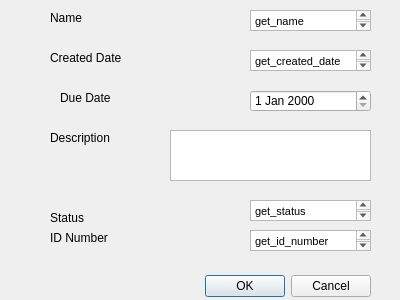
The window that MonkeyManager/taskdialog.ui (MendozaProject/monkey-manager) describes before a commit, drawn with Qt 5.
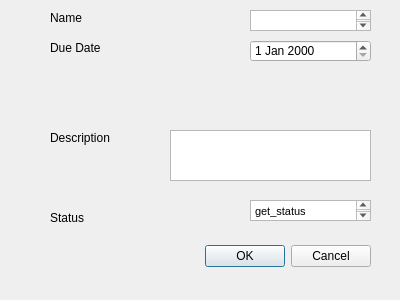
The same window after the commit.

Diff of the .ui file:
```diff
--- a/MonkeyManager/taskdialog.ui
+++ b/MonkeyManager/taskdialog.ui
@@ -17,7 +17,7 @@
    <property name="geometry">
     <rect>
      <x>30</x>
-     <y>270</y>
+     <y>240</y>
      <width>341</width>
      <height>32</height>
     </rect>
@@ -29,36 +29,6 @@
     <set>QDialogButtonBox::Cancel|QDialogButtonBox::Ok</set>
    </property>
   </widget>
-  <widget class="QLabel" name="label_5">
-   <property name="geometry">
-    <rect>
-     <x>50</x>
-     <y>230</y>
-     <width>91</width>
-     <height>16</height>
-    </rect>
-   </property>
-   <property name="text">
-    <string>ID Number</string>
-   </property>
-  </widget>
-  <widget class="QTextEdit" name="textEdit_5">
-   <property name="geometry">
-    <rect>
-     <x>250</x>
-     <y>230</y>
-     <width>121</width>
-     <height>21</height>
-    </rect>
-   </property>
-   <property name="html">
-    <string>&lt;!DOCTYPE HTML PUBLIC &quot;-//W3C//DTD HTML 4.0//EN&quot; &quot;http://www.w3.org/TR/REC-html40/strict.dtd&quot;&gt;
-&lt;html&gt;&lt;head&gt;&lt;meta name=&quot;qrichtext&quot; content=&quot;1&quot; /&gt;&lt;style type=&quot;text/css&quot;&gt;
-p, li { white-space: pre-wrap; }
-&lt;/style&gt;&lt;/head&gt;&lt;body style=&quot; font-family:'MS Shell Dlg 2'; font-size:8.25pt; font-weight:400; font-style:normal;&quot;&gt;
-&lt;p style=&quot; margin-top:0px; margin-bottom:0px; margin-left:0px; margin-right:0px; -qt-block-indent:0; text-indent:0px;&quot;&gt;get_id_number&lt;/p&gt;&lt;/body&gt;&lt;/html&gt;</string>
-   </property>
-  </widget>
   <widget class="QLabel" name="label_6">
    <property name="geometry">
     <rect>
@@ -102,19 +72,6 @@
 &lt;p style=&quot; margin-top:0px; margin-bottom:0px; margin-left:0px; margin-right:0px; -qt-block-indent:0; text-indent:0px;&quot;&gt;get_status&lt;/p&gt;&lt;/body&gt;&lt;/html&gt;</string>
    </property>
   </widget>
-  <widget class="QLabel" name="label_3">
-   <property name="geometry">
-    <rect>
-     <x>50</x>
-     <y>50</y>
-     <width>101</width>
-     <height>16</height>
-    </rect>
-   </property>
-   <property name="text">
-    <string>Created Date</string>
-   </property>
-  </widget>
   <widget class="QTextEdit" name="textEdit">
    <property name="geometry">
     <rect>
@@ -129,14 +86,14 @@
 &lt;html&gt;&lt;head&gt;&lt;meta name=&quot;qrichtext&quot; content=&quot;1&quot; /&gt;&lt;style type=&quot;text/css&quot;&gt;
 p, li { white-space: pre-wrap; }
 &lt;/style&gt;&lt;/head&gt;&lt;body style=&quot; font-family:'MS Shell Dlg 2'; font-size:8.25pt; font-weight:400; font-style:normal;&quot;&gt;
-&lt;p style=&quot; margin-top:0px; margin-bottom:0px; margin-left:0px; margin-right:0px; -qt-block-indent:0; text-indent:0px;&quot;&gt;get_name&lt;/p&gt;&lt;/body&gt;&lt;/html&gt;</string>
+&lt;p style=&quot;-qt-paragraph-type:empty; margin-top:0px; margin-bottom:0px; margin-left:0px; margin-right:0px; -qt-block-indent:0; text-indent:0px;&quot;&gt;&lt;br /&gt;&lt;/p&gt;&lt;/body&gt;&lt;/html&gt;</string>
    </property>
   </widget>
   <widget class="QLabel" name="label_2">
    <property name="geometry">
     <rect>
-     <x>60</x>
-     <y>90</y>
+     <x>50</x>
+     <y>40</y>
      <width>101</width>
      <height>16</height>
     </rect>
@@ -158,28 +115,11 @@
     <string>Description</string>
    </property>
   </widget>
-  <widget class="QTextEdit" name="textEdit_3">
-   <property name="geometry">
-    <rect>
-     <x>250</x>
-     <y>50</y>
-     <width>121</width>
-     <height>21</height>
-    </rect>
-   </property>
-   <property name="html">
-    <string>&lt;!DOCTYPE HTML PUBLIC &quot;-//W3C//DTD HTML 4.0//EN&quot; &quot;http://www.w3.org/TR/REC-html40/strict.dtd&quot;&gt;
-&lt;html&gt;&lt;head&gt;&lt;meta name=&quot;qrichtext&quot; content=&quot;1&quot; /&gt;&lt;style type=&quot;text/css&quot;&gt;
-p, li { white-space: pre-wrap; }
-&lt;/style&gt;&lt;/head&gt;&lt;body style=&quot; font-family:'MS Shell Dlg 2'; font-size:8.25pt; font-weight:400; font-style:normal;&quot;&gt;
-&lt;p style=&quot; margin-top:0px; margin-bottom:0px; margin-left:0px; margin-right:0px; -qt-block-indent:0; text-indent:0px;&quot;&gt;get_created_date&lt;/p&gt;&lt;/body&gt;&lt;/html&gt;</string>
-   </property>
-  </widget>
   <widget class="QDateEdit" name="dateEdit">
    <property name="geometry">
     <rect>
      <x>250</x>
-     <y>90</y>
+     <y>40</y>
      <width>121</width>
      <height>22</height>
     </rect>
```
Left out of the diff: 4 changed lines with no effect on the pictures.
